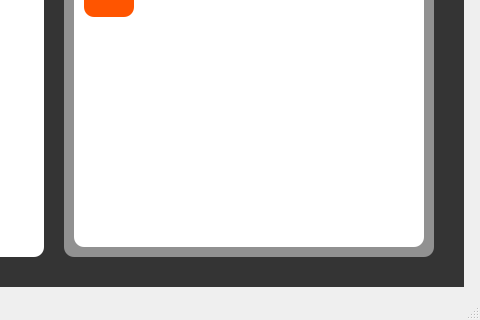
Old version of the form gui/shelf_3.ui in the repository AshwinRaikar88/daxplore; both pictures show x 336 to 816 and y 333 to 653 of the 816 by 653 pixel window.
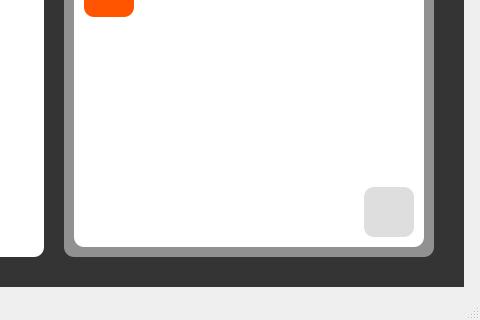
New version of the form.

Commit message: Added Keyboard shortcuts to the app.

Diff of the .ui file:
```diff
--- a/gui/shelf_3.ui
+++ b/gui/shelf_3.ui
@@ -155,6 +155,33 @@
        <bool>false</bool>
       </property>
      </widget>
+     <widget class="QPushButton" name="keyboard_active">
+      <property name="geometry">
+       <rect>
+        <x>300</x>
+        <y>300</y>
+        <width>50</width>
+        <height>50</height>
+       </rect>
+      </property>
+      <property name="styleSheet">
+       <string notr="true">background-color: rgb(222, 222, 222);
+border-radius: 10px;
+</string>
+      </property>
+      <property name="text">
+       <string/>
+      </property>
+      <property name="iconSize">
+       <size>
+        <width>20</width>
+        <height>20</height>
+       </size>
+      </property>
+      <property name="checkable">
+       <bool>false</bool>
+      </property>
+     </widget>
     </widget>
     <widget class="QTreeView" name="treeView">
      <property name="geometry">
```
The commit also changes 3 other files.
